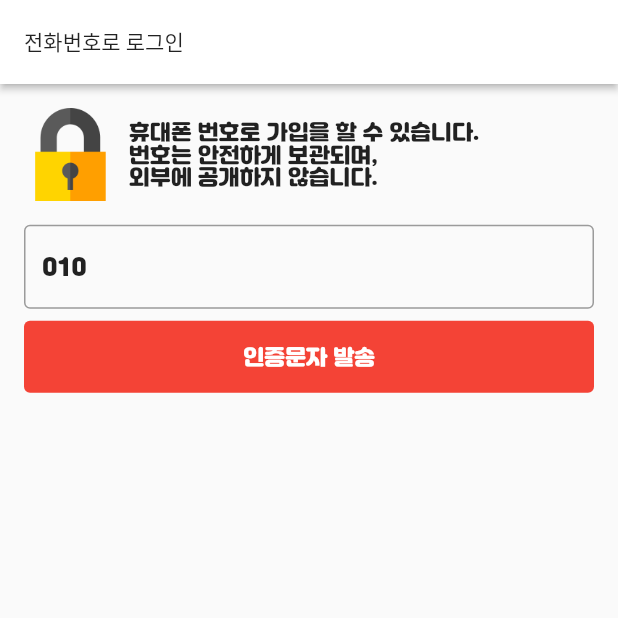
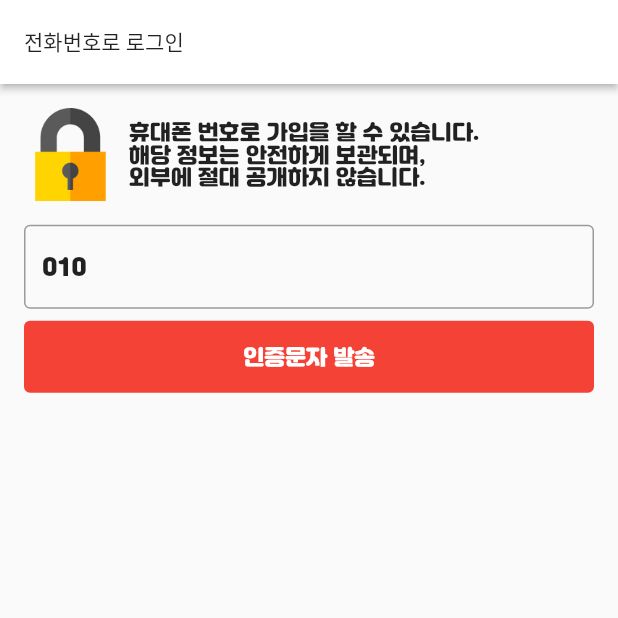
Before and after one commit to model9c/tamoi, a Flutter app: the screen it shows after launch, swiped to page 3, on a phone screen of 412 x 824 dp, the top half of it. Run offline on Flutter 3.47's test engine with Material 2 defaults, Android fonts, the phone set to English and light mode, and no system bars; drawn by our look-alikes of extended_image; our stand-ins replace firebase_auth, flutter_multi_formatter, go_router, logger; accounts and stored records are empty.

```diff
--- a/lib/screens/start/auth_page.dart
+++ b/lib/screens/start/auth_page.dart
@@ -58,7 +58,7 @@ class _AuthPageState extends State<AuthPage> {
                         ),
                         SizedBox(width: common_sm_padding),
                         Text(
-                            '휴대폰 번호로 가입을 할 수 있습니다.\n번호는 안전하게 보관되며,\n외부에 공개하지 않습니다.'),
+                            '휴대폰 번호로 가입을 할 수 있습니다.\n해당 정보는 안전하게 보관되며,\n외부에 절대 공개하지 않습니다.'),
                       ],
                     ),
                     SizedBox(height: common_padding),
--- a/lib/screens/start/intro_page.dart
+++ b/lib/screens/start/intro_page.dart
@@ -39,7 +39,7 @@ class IntroPage extends StatelessWidget {
                   height: imgSize,
                   child: Stack(
                     children: [
-                      ExtendedImage.asset('assets/img/carrot_intro.png'),
+                      ExtendedImage.asset('assets/imgs/carrot_intro.png'),
                       Positioned(
                           width: sizeofPosImg,
                           left: imgSize * 0.45,
@@ -47,7 +47,7 @@ class IntroPage extends StatelessWidget {
                           height: sizeofPosImg,
                           // 가운데 사이즈는 0.1(10%의 사이즈를 할당한다.
                           child: ExtendedImage.asset(
-                              'assets/img/carrot_intro_pos.png')),
+                              'assets/imgs/carrot_intro_pos.png')),
                       // left / top / right / bottom 옵션은 padding을 의미
                       // left - right - width // top - bottom - height  은 두개의 값만 줘야함 -> left + width (O) left + right + width (X)
                     ],
```
